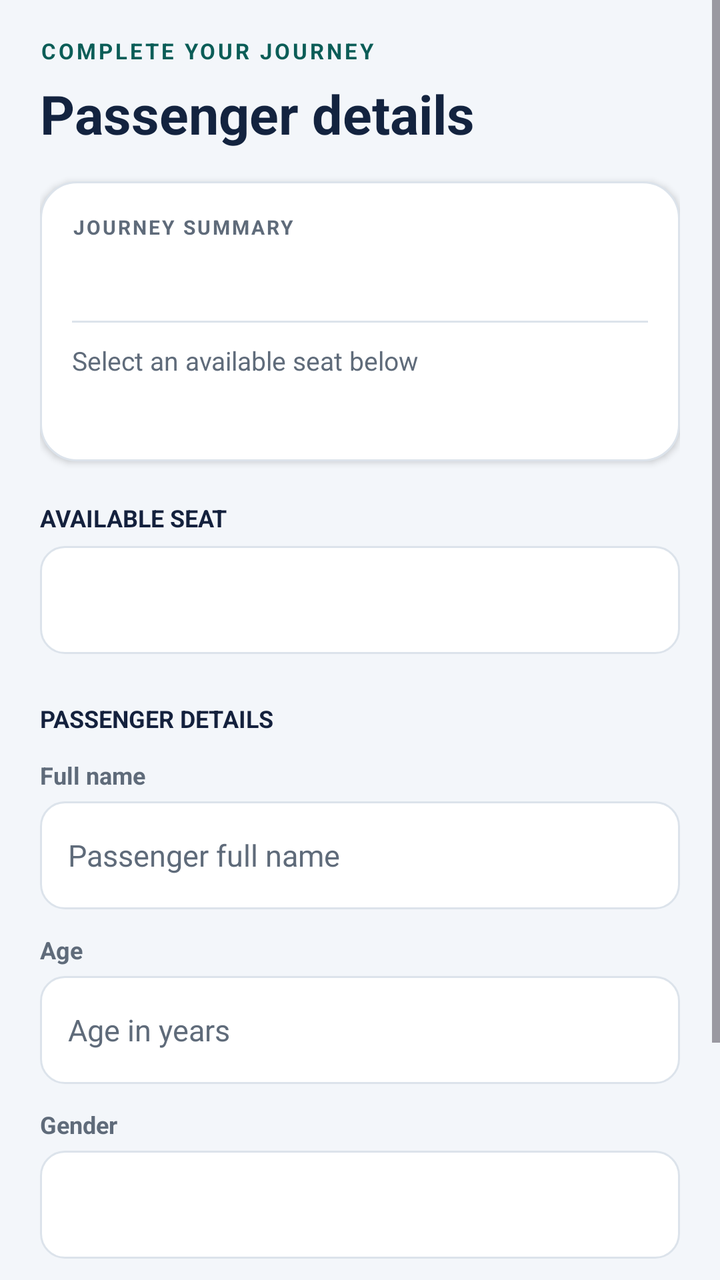
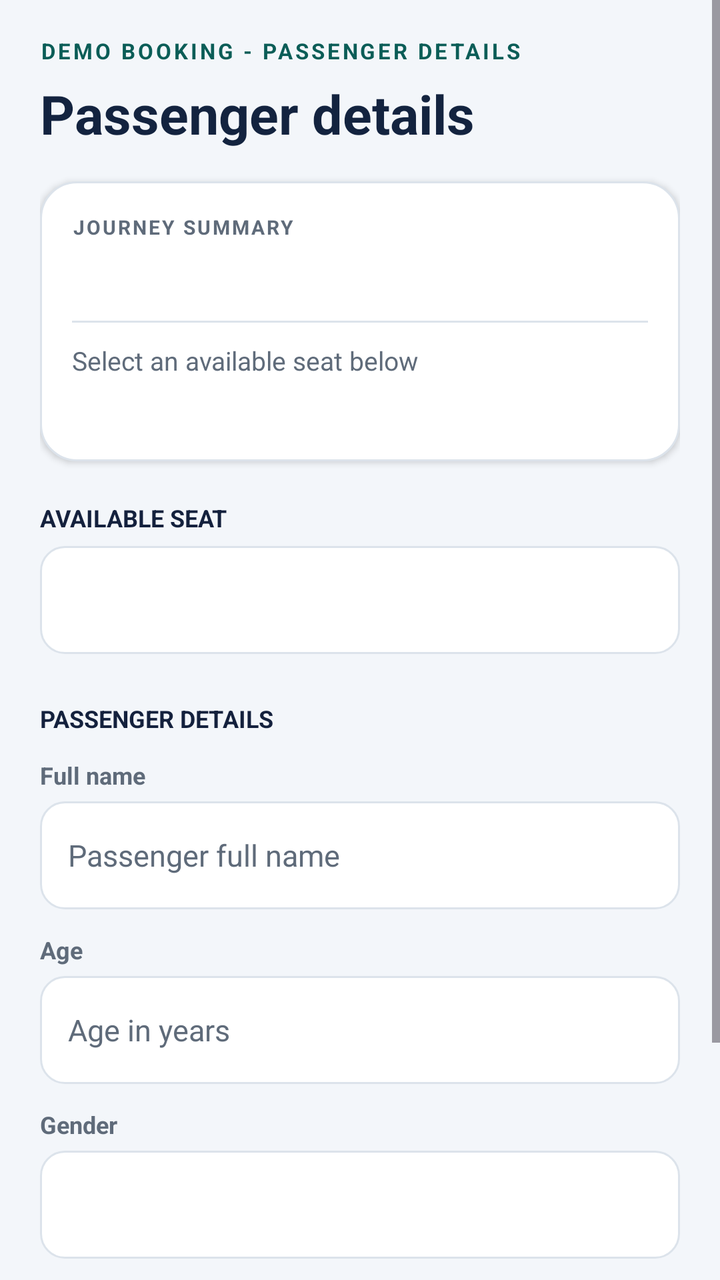

Before-and-after screenshots of an Android layout around one commit, followed by the original layout XML and the change that was made.
<!-- AndroidManifest.xml: application theme Theme.MyApplication -->
<!-- res/layout/activity_booking.xml -->
<?xml version="1.0" encoding="utf-8"?>
<ScrollView xmlns:android="http://schemas.android.com/apk/res/android"
    android:id="@+id/bookingRoot"
    android:layout_width="match_parent"
    android:layout_height="match_parent"
    android:background="@color/surface_soft"
    android:clipToPadding="false"
    android:fillViewport="true">

    <LinearLayout
        android:layout_width="match_parent"
        android:layout_height="wrap_content"
        android:orientation="vertical"
        android:paddingStart="20dp"
        android:paddingTop="18dp"
        android:paddingEnd="20dp"
        android:paddingBottom="24dp">

        <TextView
            android:layout_width="wrap_content"
            android:layout_height="wrap_content"
            android:text="COMPLETE YOUR JOURNEY"
            android:textColor="@color/brand_dark"
            android:textSize="11sp"
            android:textStyle="bold"
            android:letterSpacing="0.12" />

        <TextView
            android:layout_width="match_parent"
            android:layout_height="wrap_content"
            android:layout_marginTop="6dp"
            android:text="Passenger details"
            android:textColor="@color/navy"
            android:textSize="27sp"
            android:textStyle="bold" />

        <LinearLayout
            android:layout_width="match_parent"
            android:layout_height="wrap_content"
            android:layout_marginTop="16dp"
            android:background="@drawable/card_background"
            android:elevation="2dp"
            android:orientation="vertical"
            android:padding="16dp">

            <TextView
                android:layout_width="wrap_content"
                android:layout_height="wrap_content"
                android:text="JOURNEY SUMMARY"
                android:textColor="@color/muted"
                android:textSize="10sp"
                android:textStyle="bold"
                android:letterSpacing="0.1" />

            <TextView
                android:id="@+id/bookingTrainSummary"
                android:layout_width="match_parent"
                android:layout_height="wrap_content"
                android:layout_marginTop="9dp"
                android:textColor="@color/ink"
                android:textSize="14sp"
                android:textStyle="bold"
                android:lineSpacingExtra="3dp" />

            <View
                android:layout_width="match_parent"
                android:layout_height="1dp"
                android:layout_marginTop="12dp"
                android:background="@color/border" />

            <TextView
                android:id="@+id/bookingSelectedSeat"
                android:layout_width="match_parent"
                android:layout_height="wrap_content"
                android:layout_marginTop="10dp"
                android:text="Select an available seat below"
                android:textColor="@color/muted"
                android:textSize="13sp" />

            <TextView
                android:id="@+id/bookingFareSummary"
                android:layout_width="match_parent"
                android:layout_height="wrap_content"
                android:layout_marginTop="4dp"
                android:textColor="@color/brand_dark"
                android:textSize="16sp"
                android:textStyle="bold" />
        </LinearLayout>

        <TextView
            android:layout_width="match_parent"
            android:layout_height="wrap_content"
            android:layout_marginTop="20dp"
            android:text="AVAILABLE SEAT"
            android:textColor="@color/ink"
            android:textSize="12sp"
            android:textStyle="bold" />

        <Spinner
            android:id="@+id/seatSpinner"
            android:layout_width="match_parent"
            android:layout_height="54dp"
            android:layout_marginTop="6dp"
            android:background="@drawable/booking_input_background"
            android:paddingStart="12dp"
            android:paddingEnd="12dp"
            android:popupBackground="@color/surface" />

        <LinearLayout
            android:layout_width="match_parent"
            android:layout_height="wrap_content"
            android:layout_marginTop="8dp"
            android:gravity="center_vertical"
            android:orientation="horizontal">
            <ProgressBar
                android:id="@+id/seatProgress"
                style="?android:attr/progressBarStyleSmall"
                android:layout_width="24dp"
                android:layout_height="24dp"
                android:visibility="gone" />
            <TextView
                android:id="@+id/seatStatus"
                android:layout_width="0dp"
                android:layout_height="wrap_content"
                android:layout_weight="1"
                android:paddingStart="8dp"
                android:paddingTop="6dp"
                android:paddingBottom="6dp"
                android:textColor="@color/muted"
                android:textSize="13sp"
                android:visibility="gone" />
        </LinearLayout>

        <TextView
            android:layout_width="match_parent"
            android:layout_height="wrap_content"
            android:layout_marginTop="16dp"
            android:text="PASSENGER DETAILS"
            android:textColor="@color/ink"
            android:textSize="12sp"
            android:textStyle="bold" />

        <TextView
            android:layout_width="match_parent"
            android:layout_height="wrap_content"
            android:layout_marginTop="12dp"
            android:text="Full name"
            android:textColor="@color/muted"
            android:textSize="12sp"
            android:textStyle="bold" />
        <EditText
            android:id="@+id/passengerNameInput"
            android:layout_width="match_parent"
            android:layout_height="54dp"
            android:layout_marginTop="5dp"
            android:background="@drawable/booking_input_background"
            android:hint="Passenger full name"
            android:inputType="textPersonName|textCapWords"
            android:maxLength="80"
            android:paddingStart="14dp"
            android:paddingEnd="14dp"
            android:singleLine="true"
            android:textColor="@color/ink"
            android:textColorHint="@color/muted"
            android:textSize="15sp" />

        <TextView
            android:layout_width="match_parent"
            android:layout_height="wrap_content"
            android:layout_marginTop="12dp"
            android:text="Age"
            android:textColor="@color/muted"
            android:textSize="12sp"
            android:textStyle="bold" />
        <EditText
            android:id="@+id/passengerAgeInput"
            android:layout_width="match_parent"
            android:layout_height="54dp"
            android:layout_marginTop="5dp"
            android:background="@drawable/booking_input_background"
            android:hint="Age in years"
            android:inputType="number"
            android:maxLength="3"
            android:paddingStart="14dp"
            android:paddingEnd="14dp"
            android:singleLine="true"
            android:textColor="@color/ink"
            android:textColorHint="@color/muted"
            android:textSize="15sp" />

        <TextView
            android:layout_width="match_parent"
            android:layout_height="wrap_content"
            android:layout_marginTop="12dp"
            android:text="Gender"
            android:textColor="@color/muted"
            android:textSize="12sp"
            android:textStyle="bold" />
        <Spinner
            android:id="@+id/genderSpinner"
            android:layout_width="match_parent"
            android:layout_height="54dp"
            android:layout_marginTop="5dp"
            android:background="@drawable/booking_input_background"
            android:paddingStart="12dp"
            android:paddingEnd="12dp"
            android:popupBackground="@color/surface" />
        <TextView
            android:id="@+id/genderError"
            android:layout_width="match_parent"
            android:layout_height="wrap_content"
            android:paddingStart="4dp"
            android:paddingTop="4dp"
            android:text="Select a gender."
            android:textColor="#B3261E"
            android:textSize="12sp"
            android:visibility="gone" />

        <Button
            android:id="@+id/confirmBookingButton"
            android:layout_width="match_parent"
            android:layout_height="56dp"
            android:layout_marginTop="22dp"
            android:background="@drawable/button_primary"
            android:minHeight="48dp"
            android:text="Confirm booking"
            android:textAllCaps="false"
            android:textColor="@color/white"
            android:textSize="16sp"
            android:textStyle="bold" />

        <TextView
            android:layout_width="match_parent"
            android:layout_height="wrap_content"
            android:layout_marginTop="12dp"
            android:layout_marginBottom="12dp"
            android:gravity="center"
            android:text="Local demo reservation only. No payment or real railway ticket is issued."
            android:textColor="@color/muted"
            android:textSize="12sp" />
    </LinearLayout>
</ScrollView>
<!-- resources referenced by this layout -->
<resources>
  <color name="border">#DCE3EB</color>
  <color name="brand_dark">#0B5D57</color>
  <color name="ink">#14213D</color>
  <color name="muted">#5F6B7A</color>
  <color name="navy">#13233F</color>
  <color name="surface">#FFFFFFFF</color>
  <color name="surface_soft">#F3F6FA</color>
  <color name="white">#FFFFFFFF</color>
  <!-- drawable booking_input_background (drawable) -->
  <?xml version="1.0" encoding="utf-8"?>
  <selector xmlns:android="http://schemas.android.com/apk/res/android">
      <item android:state_focused="true">
          <shape>
              <solid android:color="@color/surface" />
              <stroke android:width="2dp" android:color="@color/brand" />
              <corners android:radius="12dp" />
          </shape>
      </item>
      <item>
          <shape>
              <solid android:color="@color/surface" />
              <stroke android:width="1dp" android:color="@color/border" />
              <corners android:radius="12dp" />
          </shape>
      </item>
  </selector>
  <!-- drawable button_primary (drawable) -->
  <?xml version="1.0" encoding="utf-8"?>
  <ripple xmlns:android="http://schemas.android.com/apk/res/android" android:color="#40FFFFFF">
      <item>
          <selector>
              <item android:state_enabled="false">
                  <shape><solid android:color="#9CBFBC"/><corners android:radius="14dp"/></shape>
              </item>
              <item>
                  <shape><solid android:color="@color/brand"/><corners android:radius="14dp"/></shape>
              </item>
          </selector>
      </item>
  </ripple>
  <!-- drawable card_background (drawable) -->
  <?xml version="1.0" encoding="utf-8"?>
  <shape xmlns:android="http://schemas.android.com/apk/res/android"><solid android:color="@color/surface"/><stroke android:width="1dp" android:color="@color/border"/><corners android:radius="18dp"/></shape>
  <style name="Theme.MyApplication" parent="Base.Theme.MyApplication" />
  <color name="brand">#0F766E</color>
  <style name="Base.Theme.MyApplication" parent="Theme.Material3.Light.NoActionBar">
          <item name="colorPrimary">@color/brand</item>
          <item name="colorOnPrimary">@color/white</item>
          <item name="colorSecondary">@color/navy</item>
          <item name="colorOnSecondary">@color/white</item>
          <item name="android:colorAccent">@color/brand</item>
      </style>
</resources>

<!-- the commit's change to res/layout/activity_booking.xml (unified diff, before → after) -->
@@ -19,7 +19,7 @@
         <TextView
             android:layout_width="wrap_content"
             android:layout_height="wrap_content"
-            android:text="COMPLETE YOUR JOURNEY"
+            android:text="DEMO BOOKING - PASSENGER DETAILS"
             android:textColor="@color/brand_dark"
             android:textSize="11sp"
             android:textStyle="bold"
@@ -223,7 +223,7 @@
             android:layout_marginTop="22dp"
             android:background="@drawable/button_primary"
             android:minHeight="48dp"
-            android:text="Confirm booking"
+            android:text="Create demo booking"
             android:textAllCaps="false"
             android:textColor="@color/white"
             android:textSize="16sp"
